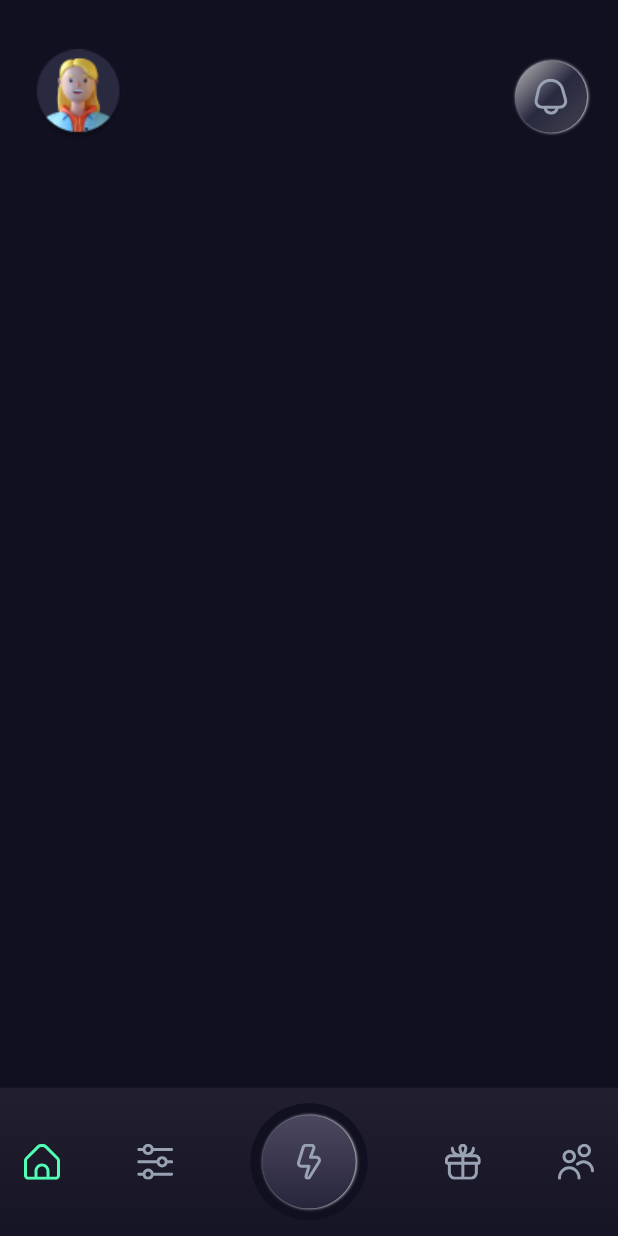
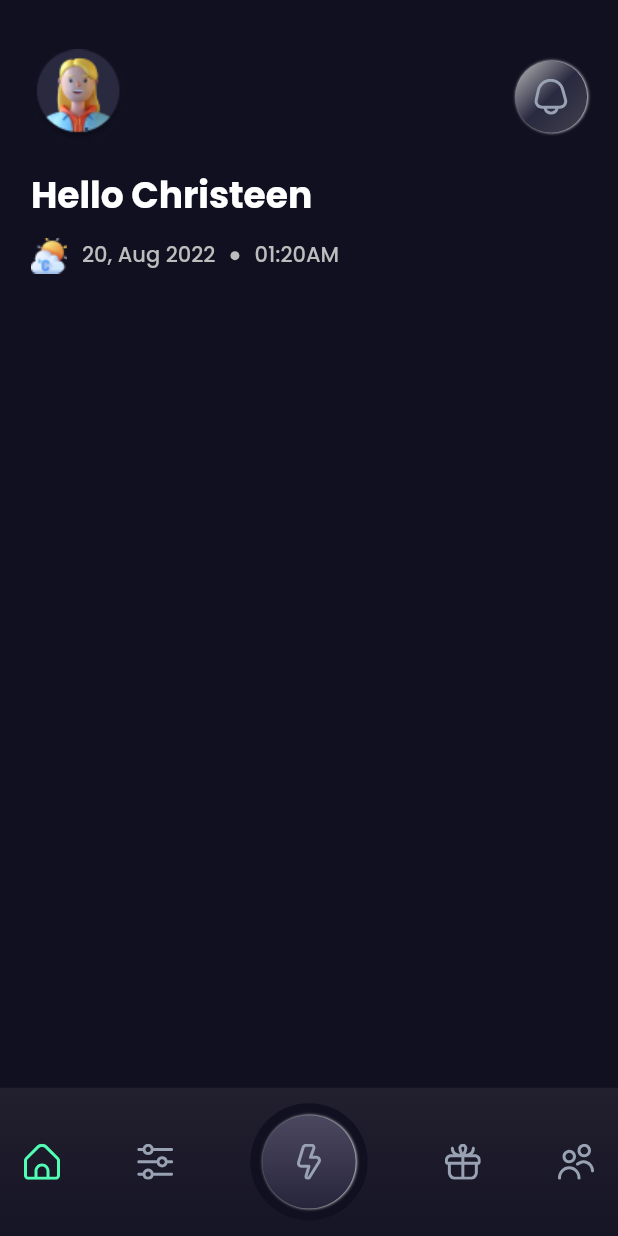
Before and after one commit to iusamaashraf/energy-app, a Flutter app: the RootPage screen opened directly, on a phone screen of 412 x 824 dp. Run offline on Flutter 3.47's test engine with Material 2 defaults, Android fonts, the phone set to English and light mode, and no system bars; our stand-ins replace flutter_svg, get, google_fonts.

Commit message:
working on homepage

```diff
--- a/lib/constants/icons.dart
+++ b/lib/constants/icons.dart
@@ -12,4 +12,5 @@ class IconClass {
   static const devices = 'assets/icons/devices.svg';
   static const gift = 'assets/icons/gift.svg';
   static const community = 'assets/icons/community.svg';
+  static const weather = 'assets/icons/weather.png';
 }
--- /dev/null
+++ b/lib/views/pages/root/bottom_nav/home/components/weather_tile.dart
@@ -0,0 +1,41 @@
+import 'package:energy_app/constants/icons.dart';
+import 'package:flutter/material.dart';
+import 'package:google_fonts/google_fonts.dart';
+
+class WeatherTile extends StatelessWidget {
+  const WeatherTile({
+    Key? key,
+  }) : super(key: key);
+
+  @override
+  Widget build(BuildContext context) {
+    return Row(
+      children: [
+        Image.asset(IconClass.weather),
+        const SizedBox(width: 10),
+        Text(
+          '20, Aug 2022',
+          style: GoogleFonts.poppins(
+            color: Colors.grey.shade400,
+            fontWeight: FontWeight.w500,
+            fontSize: 14,
+          ),
+        ),
+        const SizedBox(width: 10),
+        CircleAvatar(
+          radius: 3,
+          backgroundColor: Colors.grey.shade400,
+        ),
+        const SizedBox(width: 10),
+        Text(
+          '01:20AM',
+          style: GoogleFonts.poppins(
+            color: Colors.grey.shade400,
+            fontWeight: FontWeight.w500,
+            fontSize: 14,
+          ),
+        ),
+      ],
+    );
+  }
+}
--- a/lib/views/pages/root/bottom_nav/home/home_page.dart
+++ b/lib/views/pages/root/bottom_nav/home/home_page.dart
@@ -1,10 +1,31 @@
+import 'package:energy_app/constants/icons.dart';
 import 'package:flutter/material.dart';
+import 'package:flutter_svg/svg.dart';
+import 'package:get/get.dart';
+import 'package:google_fonts/google_fonts.dart';
+
+import 'components/weather_tile.dart';
 
 class HomePage extends StatelessWidget {
   const HomePage({super.key});
 
   @override
   Widget build(BuildContext context) {
-    return Container();
+    return Padding(
+      padding: EdgeInsets.symmetric(
+          horizontal: Get.width * 0.05, vertical: Get.height * 0.02),
+      child: Column(
+        crossAxisAlignment: CrossAxisAlignment.start,
+        children: [
+          Text('Hello Christeen',
+              style: GoogleFonts.poppins(
+                  fontSize: 24,
+                  fontWeight: FontWeight.w700,
+                  color: Colors.white)),
+          const SizedBox(height: 10),
+          const WeatherTile(),
+        ],
+      ),
+    );
   }
 }
--- a/lib/views/pages/root/root_page.dart
+++ b/lib/views/pages/root/root_page.dart
@@ -38,6 +38,7 @@ class _RootPageState extends State<RootPage> {
         height: Get.height,
         width: Get.width,
         child: Column(
+          crossAxisAlignment: CrossAxisAlignment.start,
           children: [
             Padding(
               padding: EdgeInsets.only(
```
Also changed, not shown: assets/icons/car.svg (added), assets/icons/weather.png (added), assets/icons/weather.svg (added).
